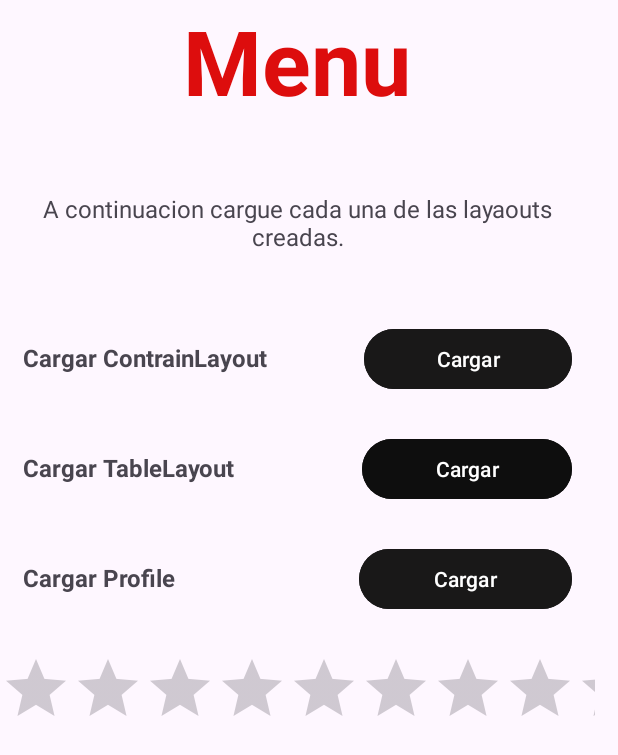
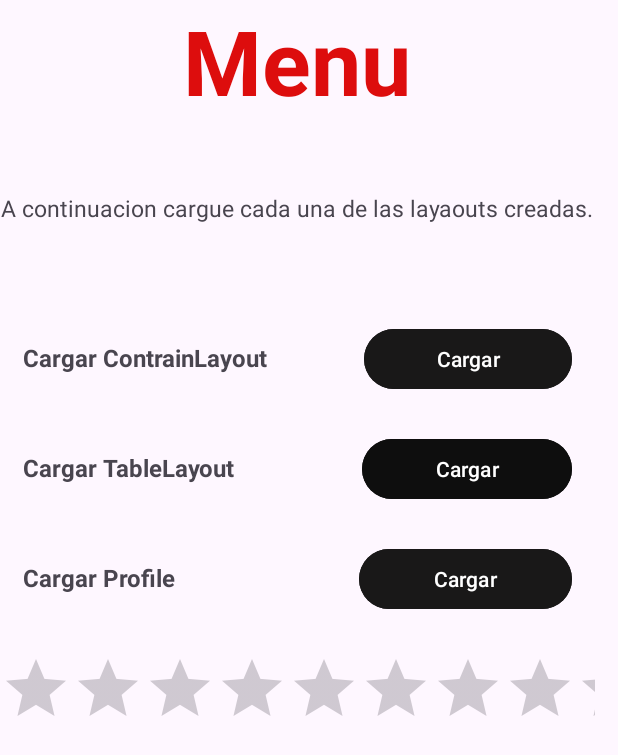
Before and after one commit to jgutierrez316/ExplorerLayouts, an Android app: the screen it shows after launch (MainActivity), on a phone screen of 412 x 824 dp. Shown: the top 755 px of the screen. Run offline under Robolectric (Android 15) with nearby library versions, the phone set to English and light mode, and no system bars.

Commit message:
sixth commit

```diff
--- a/app/src/main/res/layout/activity_main.xml
+++ b/app/src/main/res/layout/activity_main.xml
@@ -24,7 +24,7 @@
         android:layout_height="87dp"
         android:text="A continuacion cargue cada una de las layaouts creadas."
         android:textAlignment="center"
-        android:textSize="16sp" />
+        android:textSize="15sp" />
 
     <LinearLayout
         android:layout_width="match_parent"
```
